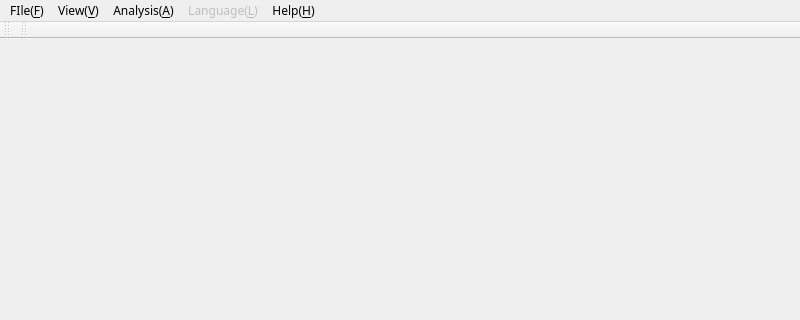
First picture: the form in ZGO2/form/gomainwindow.ui, repository regissahore/Typewriter, before the edit; both pictures show x 0 to 800 and y 0 to 320 of the 800 by 600 pixel window.
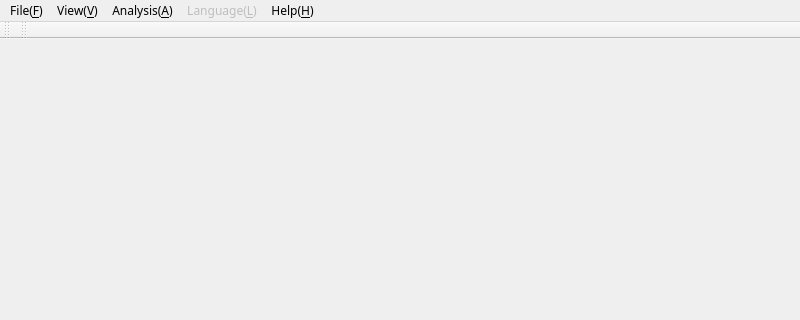
Second picture: the form after the edit. Icons and pictures are not drawn.

The edit to the form file:
```diff
--- a/ZGO2/form/gomainwindow.ui
+++ b/ZGO2/form/gomainwindow.ui
@@ -29,12 +29,12 @@
      <x>0</x>
      <y>0</y>
      <width>800</width>
-     <height>21</height>
+     <height>23</height>
     </rect>
    </property>
-   <widget class="QMenu" name="menuFIle_F">
+   <widget class="QMenu" name="menuFile_F">
     <property name="title">
-     <string>FIle(&amp;F)</string>
+     <string>File(&amp;F)</string>
     </property>
     <addaction name="actionNew"/>
     <addaction name="actionNew_Markov"/>
@@ -81,7 +81,7 @@
     <addaction name="actionTool_DockWidget"/>
     <addaction name="actionParameter_DockWidget"/>
    </widget>
-   <addaction name="menuFIle_F"/>
+   <addaction name="menuFile_F"/>
    <addaction name="menuView_V"/>
    <addaction name="menuAnalysis_A"/>
    <addaction name="menuLanguage_L"/>
```
